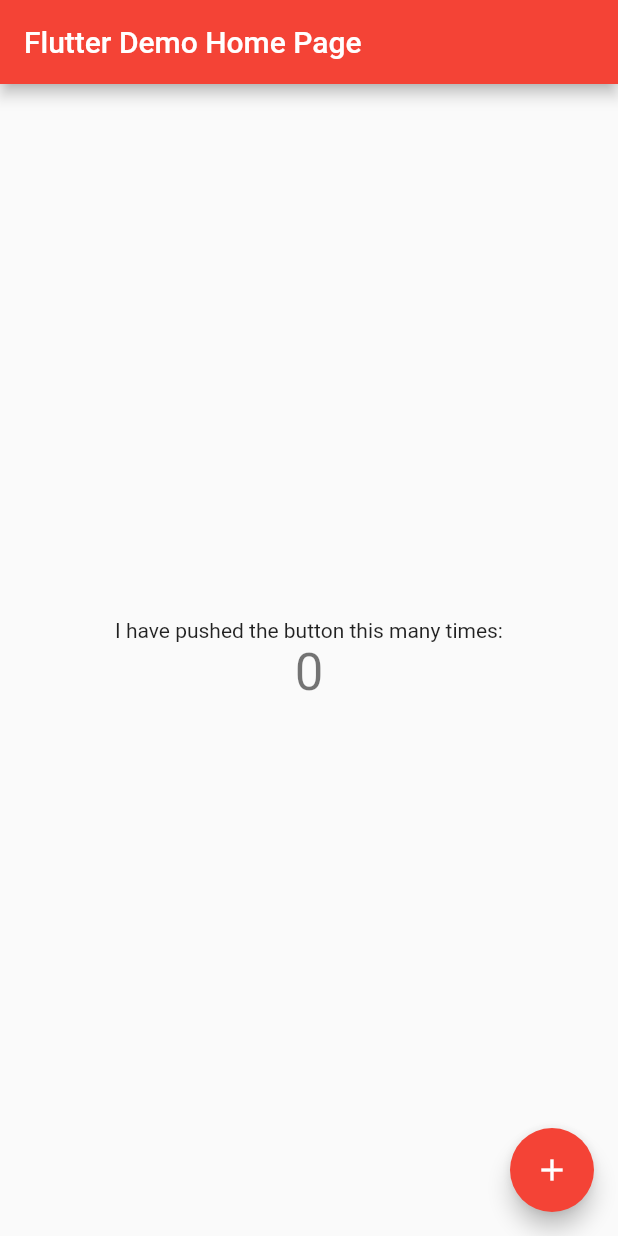
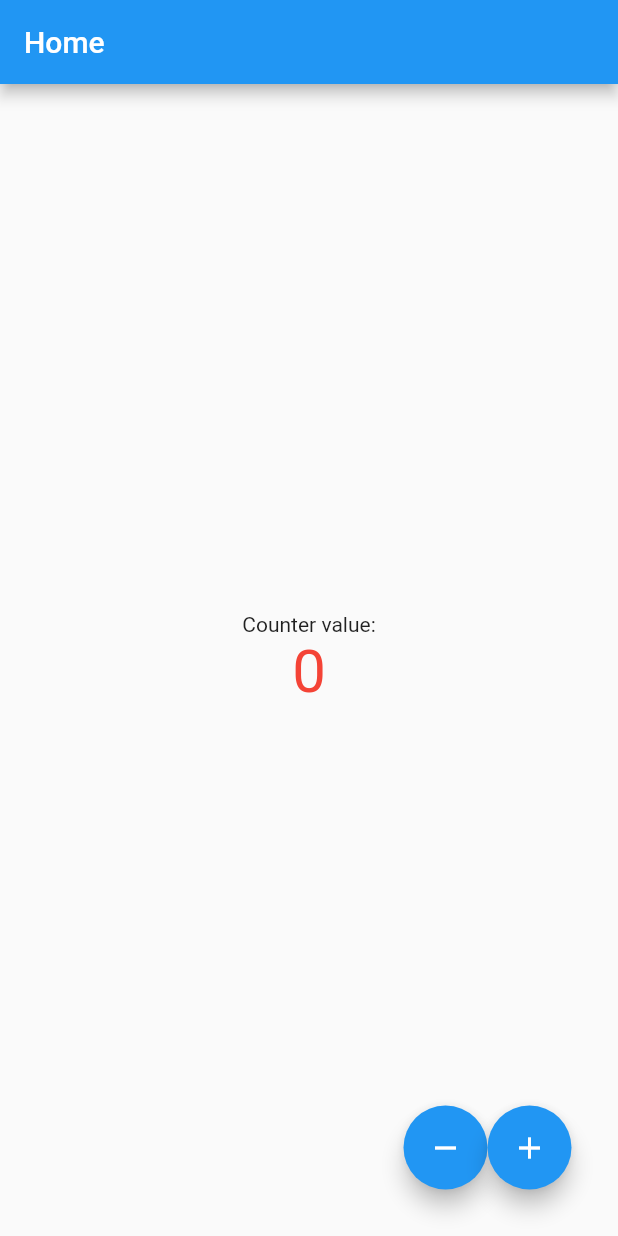
Before and after one commit to thanhtu612/Flutter_radiation, a Flutter app: the screen it shows after launch, on a phone screen of 412 x 824 dp. Run offline on Flutter 3.47's test engine with Material 2 defaults, Android fonts, the phone set to English and light mode, and no system bars.

Commit message:
Update main.dart

```diff
--- a/counter_app/lib/main.dart
+++ b/counter_app/lib/main.dart
@@ -7,109 +7,68 @@
 class MyApp extends StatelessWidget {
   const MyApp({Key? key}) : super(key: key);
 
-  // This widget is the root of your application.
   @override
   Widget build(BuildContext context) {
-    return MaterialApp(
-      title: 'Flutter Demo',
-      theme: ThemeData(
-        // This is the theme of your application.
-        //
-        // Try running your application with "flutter run". You'll see the
-        // application has a blue toolbar. Then, without quitting the app, try
-        // changing the primarySwatch below to Colors.green and then invoke
-        // "hot reload" (press "r" in the console where you ran "flutter run",
-        // or simply save your changes to "hot reload" in a Flutter IDE).
-        // Notice that the counter didn't reset back to zero; the application
-        // is not restarted.
-        primarySwatch: Colors.red,
-      ),
-      home: const MyHomePage(title: 'Flutter Demo Home Page'),
+    return const MaterialApp(
+      title: 'App Counter',
+      home: myHomePage(),
     );
   }
 }
 
-class MyHomePage extends StatefulWidget {
-  const MyHomePage({Key? key, required this.title}) : super(key: key);
-
-  // This widget is the home page of your application. It is stateful, meaning
-  // that it has a State object (defined below) that contains fields that affect
-  // how it looks.
-
-  // This class is the configuration for the state. It holds the values (in this
-  // case the title) provided by the parent (in this case the App widget) and
-  // used by the build method of the State. Fields in a Widget subclass are
-  // always marked "final".
-
-  final String title;
+class myHomePage extends StatefulWidget {
+  const myHomePage({Key? key}) : super(key: key);
 
   @override
-  State<MyHomePage> createState() => _MyHomePageState();
+  State<myHomePage> createState() => _myHomePageState();
 }
 
-class _MyHomePageState extends State<MyHomePage> {
+class _myHomePageState extends State<myHomePage> {
   int _counter = 0;
-
-  void _incrementCounter() {
+  void countUp() {
+    print('Pushed counter up');
     setState(() {
-      // This call to setState tells the Flutter framework that something has
-      // changed in this State, which causes it to rerun the build method below
-      // so that the display can reflect the updated values. If we changed
-      // _counter without calling setState(), then the build method would not be
-      // called again, and so nothing would appear to happen.
       _counter++;
     });
+    print('$_counter');
+  }
+
+  void countDown() {
+    print('Pushed counter down');
+    setState(() {
+      _counter--;
+    });
+    print('$_counter');
   }
 
   @override
   Widget build(BuildContext context) {
-    // This method is rerun every time setState is called, for instance as done
-    // by the _incrementCounter method above.
-    //
-    // The Flutter framework has been optimized to make rerunning build methods
-    // fast, so that you can just rebuild anything that needs updating rather
-    // than having to individually change instances of widgets.
     return Scaffold(
-      appBar: AppBar(
-        // Here we take the value from the MyHomePage object that was created by
-        // the App.build method, and use it to set our appbar title.
-        title: Text(widget.title),
-      ),
-      body: Center(
-        // Center is a layout widget. It takes a single child and positions it
-        // in the middle of the parent.
-        child: Column(
-          // Column is also a layout widget. It takes a list of children and
-          // arranges them vertically. By default, it sizes itself to fit its
-          // children horizontally, and tries to be as tall as its parent.
-          //
-          // Invoke "debug painting" (press "p" in the console, choose the
-          // "Toggle Debug Paint" action from the Flutter Inspector in Android
-          // Studio, or the "Toggle Debug Paint" command in Visual Studio Code)
-          // to see the wireframe for each widget.
-          //
-          // Column has various properties to control how it sizes itself and
-          // how it positions its children. Here we use mainAxisAlignment to
-          // center the children vertically; the main axis here is the vertical
-          // axis because Columns are vertical (the cross axis would be
-          // horizontal).
+        appBar: AppBar(title: const Text('Home')),
+        body: Center(
+            child: Column(
           mainAxisAlignment: MainAxisAlignment.center,
-          children: <Widget>[
-            const Text(
-              'I have pushed the button this many times:',
-            ),
+          children: [
+            const Text('Counter value:'),
             Text(
               '$_counter',
-              style: Theme.of(context).textTheme.headline4,
+              style: TextStyle(color: Colors.red, fontSize: 40),
+            )
+          ],
+        )),
+        floatingActionButton: Padding(
+          padding: EdgeInsets.all(15),
+          child:
+              Row(mainAxisAlignment: MainAxisAlignment.end, children: <Widget>[
+            FloatingActionButton(
+              onPressed: countDown,
+              child: const Icon(Icons.remove),
             ),
-          ],
-        ),
-      ),
-      floatingActionButton: FloatingActionButton(
-        onPressed: _incrementCounter,
-        tooltip: 'Increment',
-        child: const Icon(Icons.add),
-      ), // This trailing comma makes auto-formatting nicer for build methods.
-    );
+            FloatingActionButton(
+              onPressed: countUp,
+              child: const Icon(Icons.add),
+            ),
+          ]),
+        ));
   }
 }
```
